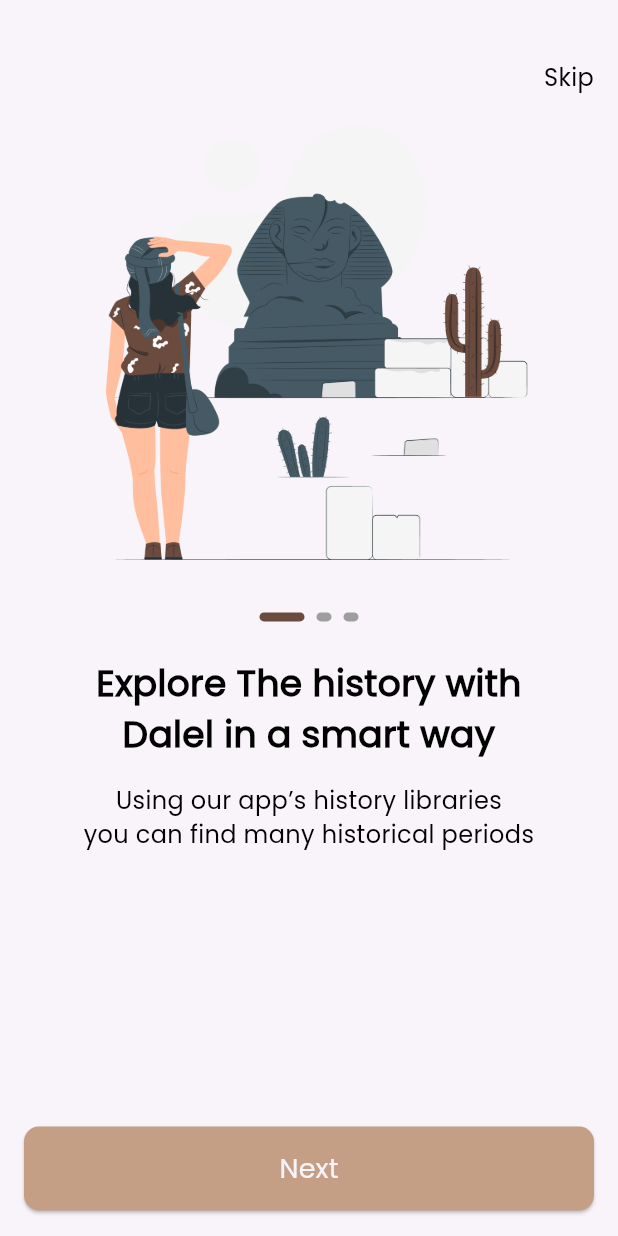
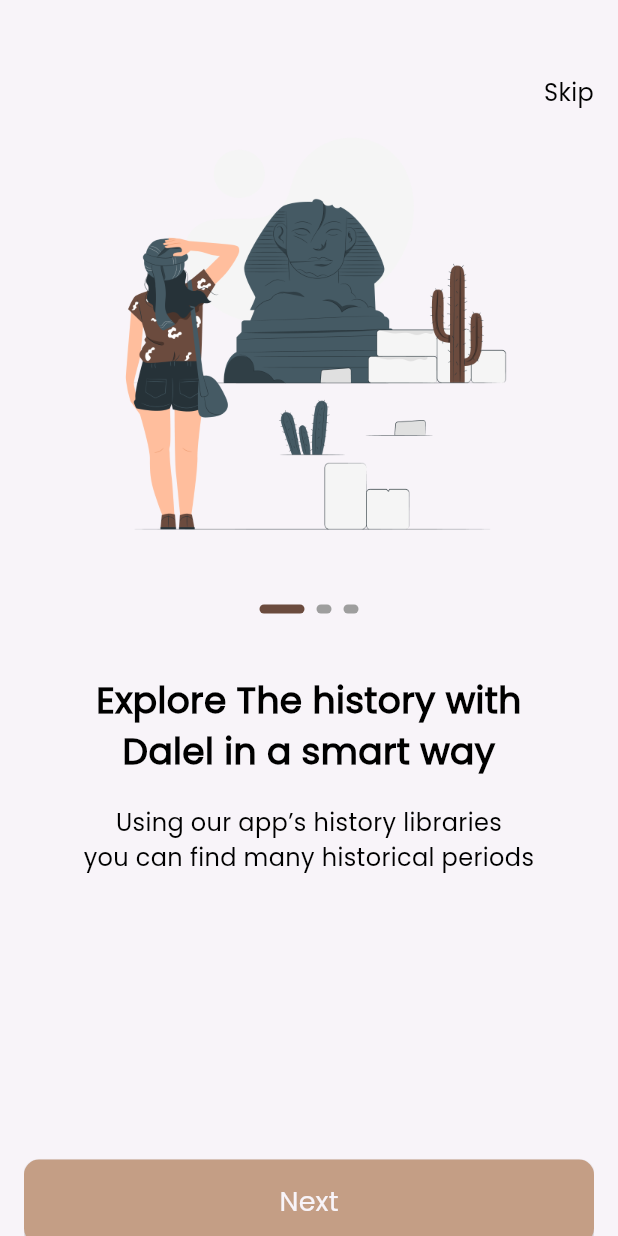
Before and after one commit to AyaElShafey/Dalel, a Flutter app: the screen it shows after launch, on a phone screen of 412 x 824 dp. Run offline on Flutter 3.47's test engine with Material 3 defaults, Android fonts, the phone set to English and light mode, and no system bars; drawn by our look-alikes of smooth_page_indicator; our stand-ins replace go_router.

Commit message:
Refactor our code

```diff
--- a/lib/core/functions/navigation.dart
+++ b/lib/core/functions/navigation.dart
@@ -3,3 +3,7 @@ import 'package:go_router/go_router.dart';
 void customNavigate(context, String path) {
   GoRouter.of(context).push(path);
 }
+
+void customReplacementNavigate(context, String path) {
+  GoRouter.of(context).pushReplacement(path);
+}
--- a/lib/features/onboarding/presentation/views/on_boarding_view.dart
+++ b/lib/features/onboarding/presentation/views/on_boarding_view.dart
@@ -1,7 +1,7 @@
 import 'package:dalel/core/utils/app_strings.dart';
 import 'package:dalel/core/widgets/custom_btn.dart';
 import 'package:dalel/core/widgets/custom_nav_bar.dart';
-import 'package:dalel/features/onboarding/widgets/on_board_widget_body.dart';
+import 'package:dalel/features/onboarding/widgets/on_boarding_widget_body.dart';
 import 'package:flutter/material.dart';
 
 class OnBoardingView extends StatelessWidget {
@@ -13,15 +13,16 @@ class OnBoardingView extends StatelessWidget {
       child: Scaffold(
         body: Padding(
           padding: const EdgeInsets.symmetric(horizontal: 16.0),
-          child: Column(
+          child: ListView(
             children: [
-              const SizedBox(height: 40),
+              const SizedBox(height: 50),
               const CustomNavBar(),
               OnBoardingWidgetBody(),
+              const SizedBox(height: 100),
               const CustomBtn(
                 text: AppStrings.next,
               ),
-              const SizedBox(height: 17),
+              const SizedBox(height: 40),
             ],
           ),
         ),
--- a/lib/features/onboarding/widgets/on_board_widget_body.dart
+++ b/lib/features/onboarding/widgets/on_boarding_widget_body.dart
@@ -8,7 +8,8 @@ class OnBoardingWidgetBody extends StatelessWidget {
   final PageController _controller = PageController();
   @override
   Widget build(BuildContext context) {
-    return Expanded(
+    return SizedBox(
+      height: 600,
       child: PageView.builder(
         //make me scroll right and left
         controller: _controller,
@@ -16,21 +17,32 @@ class OnBoardingWidgetBody extends StatelessWidget {
         itemBuilder: (context, index) {
           return Column(
             children: [
-              Image.asset(Assets.imagesOnboarding1),
-              const SizedBox(height: 24),
+              Container(
+                height: 290,
+                width: 343,
+                decoration: const BoxDecoration(
+                    image: DecorationImage(
+                        image: AssetImage(Assets.imagesOnboarding1),
+                        fit: BoxFit.fill)),
+              ),
+              const SizedBox(height: 40),
               CustomSmoothPageIndicator(controller: _controller),
-              const SizedBox(height: 24),
+              const SizedBox(height: 40),
               Text(
                 "Explore The history with \nDalel in a smart way",
                 style: CustomTextStyles.poppins500style24
                     .copyWith(fontWeight: FontWeight.bold),
                 textAlign: TextAlign.center,
+                maxLines: 2,
+                overflow: TextOverflow.ellipsis,
               ),
-              const SizedBox(height: 16),
+              const SizedBox(height: 20),
               const Text(
                 "Using our app’s history libraries \nyou can find many historical periods",
                 style: CustomTextStyles.poppins300style16,
                 textAlign: TextAlign.center,
+                maxLines: 2,
+                overflow: TextOverflow.ellipsis,
               )
             ],
           );
--- a/lib/features/splash/presentation/views/splash_view.dart
+++ b/lib/features/splash/presentation/views/splash_view.dart
@@ -32,6 +32,6 @@ class _SplashViewState extends State<SplashView> {
 
 void delayedNavigate(context) {
   Future.delayed(const Duration(seconds: 2), () {
-    customNavigate(context, "/onBoarding");
+    customReplacementNavigate(context, "/onBoarding");
   });
 }
```
